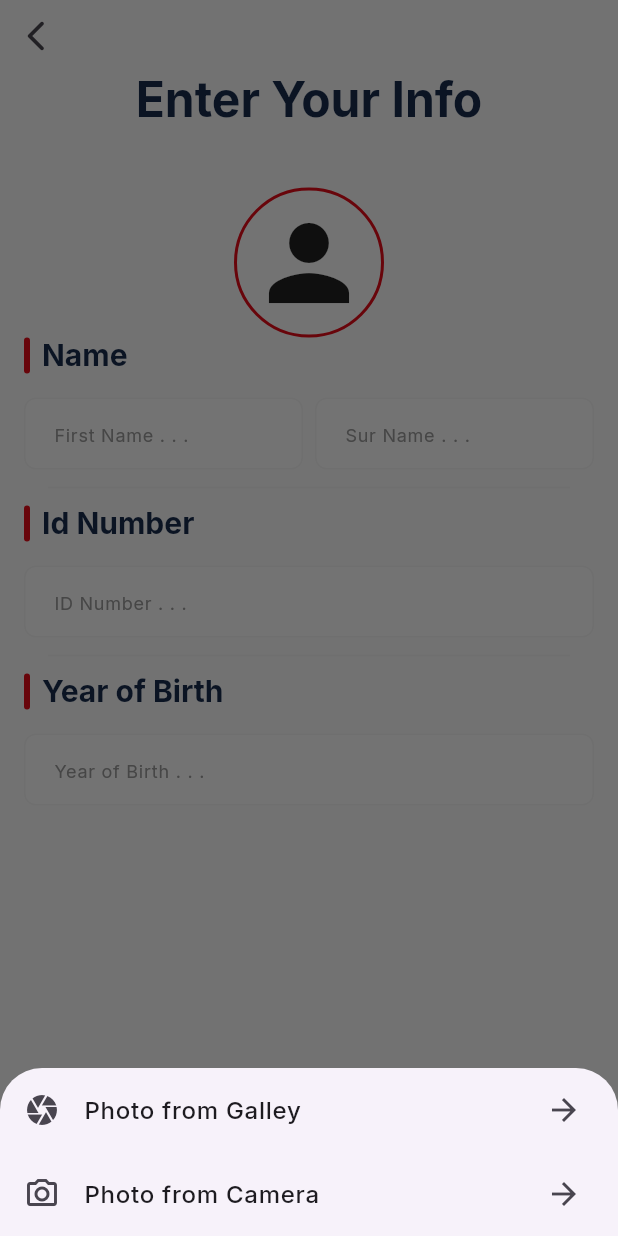
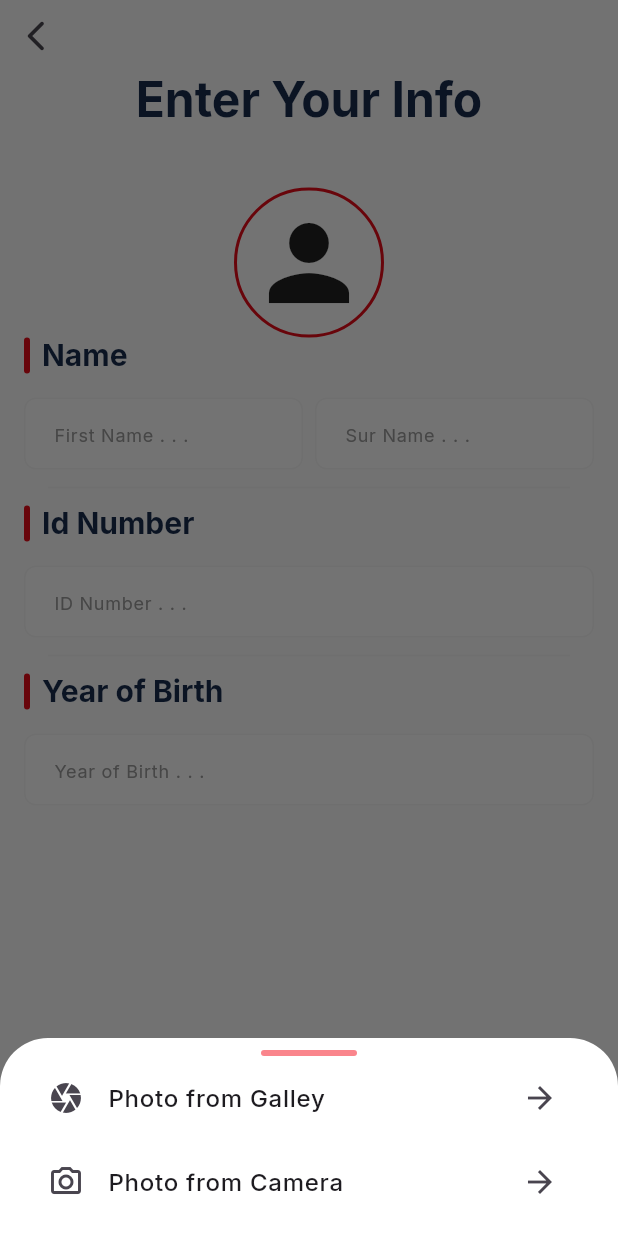
Before and after one commit to aymer-prime/gelirx, a Flutter app: the MasterInfoPage widget shown alone on an empty page, opened directly with empty values, after a tap on the "person" icon, on a phone screen of 412 x 824 dp. Run offline on Flutter 3.47's test engine with Material 3 defaults, Android fonts, the phone set to English and light mode, and no system bars; our stand-ins replace auto_route, bloc, cached_network_image, connectivity_plus, dartz, dio and 21 more; missing offline and left inert: flutter_facebook_auth, flutter_map_cancellable_tile_provider; accounts and stored records are empty; network calls fail; statements that could not run were skipped.

Commit message:
structure update: - rename login to auth. implementing image picker to add user image.

```diff
--- a/lib/app/navigation/app_router.dart
+++ b/lib/app/navigation/app_router.dart
@@ -2,12 +2,10 @@ import 'package:auto_route/auto_route.dart';
 import 'package:flutter/Material.dart';
 import 'package:gelirx/features/home/presentation/pages/services_page.dart';
 import 'package:gelirx/features/home/presentation/pages/home_page.dart';
-import 'package:gelirx/features/login/presentation/pages/auth_page.dart';
+import 'package:gelirx/features/auth/presentation/pages/auth_page.dart';
 import 'package:gelirx/features/main/presentation/page/main_page.dart';
 import 'package:gelirx/features/onboarding/presentation/onboarding_page.dart';
 import 'package:gelirx/features/splash/splash_screen.dart';
-
-import '../../features/login/presentation/pages/auth_pageview_pages/login_page.dart';
 
 part 'app_router.gr.dart';
 
--- a/lib/features/login/domain/i_auth_repository.dart
+++ b/lib/features/auth/domain/i_auth_repository.dart
@@ -1,5 +1,4 @@
 import 'dart:async';
-import 'dart:ffi';
 import 'package:dartz/dartz.dart';
 import 'package:gelirx/app/network/api_exception.dart';
 
--- a/lib/features/login/presentation/pages/auth_pageview_pages/login_page.dart
+++ b/lib/features/auth/presentation/pages/auth_pageview_pages/login_page.dart
@@ -8,8 +8,8 @@ import 'package:gelirx/app/utils/resources/color_manager.dart';
 import 'package:gelirx/app/utils/resources/enums.dart';
 import 'package:gelirx/app/utils/resources/strings_manager.dart';
 import 'package:gelirx/app/utils/resources/styles_manager.dart';
-import 'package:gelirx/features/login/presentation/bloc/login_bloc.dart';
-import 'package:gelirx/features/login/presentation/widgets/social_login_button.dart';
+import 'package:gelirx/features/auth/presentation/bloc/auth_bloc.dart';
+import 'package:gelirx/features/auth/presentation/widgets/social_login_button.dart';
 import 'package:intl_phone_field/country_picker_dialog.dart';
 import 'package:intl_phone_field/intl_phone_field.dart';
 import '../../../../../../app/utils/resources/font_manager.dart';
--- a/lib/features/login/presentation/pages/auth_pageview_pages/master_info_page.dart
+++ b/lib/features/auth/presentation/pages/auth_pageview_pages/master_info_page.dart
@@ -134,9 +134,33 @@ class MasterInfoPage extends StatelessWidget {
   _showPicker(BuildContext context) {
     showModalBottomSheet(
       context: context,
-      builder: (context) {
-        return SafeArea(
-            child: Wrap(
+      backgroundColor: ColorManager.white,
+      shape: const RoundedRectangleBorder(
+        borderRadius: BorderRadius.only(
+          topLeft: Radius.circular(AppSize.s32),
+          topRight: Radius.circular(AppSize.s32),
+        ),
+      ),
+      builder: (context) => Padding(
+        padding: const EdgeInsets.symmetric(
+          horizontal: AppPadding.p16,
+          vertical: AppPadding.p8,
+        ),
+        child: Column(
+          mainAxisSize: MainAxisSize.min,
+          children: [
+            Center(
+              child: Container(
+                height: AppSize.s4,
+                width: AppSize.s64,
+                decoration: BoxDecoration(
+                    color: ColorManager.lightPrimary,
+                    borderRadius: BorderRadius.circular(
+                      AppSize.s4,
+                    )),
+              ),
+            ),
+            Wrap(
               children: [
                 ListTile(
                   leading: const Icon(Icons.camera),
@@ -157,8 +181,10 @@ class MasterInfoPage extends StatelessWidget {
                   },
                 )
               ],
-        ));
-      },
+            ),
+          ],
+        ),
+      ),
     );
   }
 
--- a/lib/features/login/presentation/pages/auth_pageview_pages/user_type_page.dart
+++ b/lib/features/auth/presentation/pages/auth_pageview_pages/user_type_page.dart
@@ -4,8 +4,9 @@ import 'package:gelirx/app/extensions/context.dart';
 import 'package:gelirx/app/utils/resources/assets_manager.dart';
 import 'package:gelirx/app/utils/resources/strings_manager.dart';
 import 'package:gelirx/app/utils/resources/values_manager.dart';
-import 'package:gelirx/features/login/presentation/bloc/login_bloc.dart';
-import 'package:gelirx/features/login/presentation/widgets/user_type_widget.dart';
+import 'package:gelirx/features/Auth/presentation/bloc/auth_bloc.dart';
+import 'package:gelirx/features/auth/presentation/widgets/user_type_widget.dart';
+
 import 'package:gelirx/features/shared/widgets/card_label_widget.dart';
 
 class UserTypePage extends StatelessWidget {
--- a/lib/main.dart
+++ b/lib/main.dart
@@ -8,7 +8,7 @@ import 'package:gelirx/features/home/presentation/bloc/home_bloc.dart';
 import 'package:loggy/loggy.dart';
 import 'package:shared_preferences/shared_preferences.dart';
 
-import 'features/login/presentation/bloc/login_bloc.dart';
+import 'features/auth/presentation/bloc/auth_bloc.dart';
 
 void main() async {
   WidgetsFlutterBinding.ensureInitialized();
```
Also changed, not shown: lib/features/auth/presentation/bloc/auth_bloc.dart (renamed from lib/features/login/presentation/bloc/login_bloc.dart, +10 -8 lines), lib/features/auth/presentation/bloc/auth_event.dart (renamed from lib/features/login/presentation/bloc/login_event.dart, +6 -6 lines), lib/features/auth/presentation/bloc/auth_state.dart (added, +30 -0 lines), lib/features/auth/presentation/pages/auth_page.dart (renamed from lib/features/login/presentation/pages/auth_page.dart, +6 -6 lines), lib/features/login/presentation/bloc/login_state.dart (deleted, +0 -22 lines), lib/app/injector/injection.config.dart, lib/features/auth/data/auth_repository.dart (renamed from lib/features/login/data/auth_repository.dart), lib/features/auth/domain/entities/user_entity.dart (renamed from lib/features/login/domain/entities/user_entity.dart), lib/features/auth/domain/usecases/sign_in_with_social_media.dart (renamed from lib/features/login/domain/usecases/sign_in_with_social_media.dart), lib/features/auth/presentation/bloc/auth_bloc.freezed.dart, lib/features/auth/presentation/widgets/social_login_button.dart (renamed from lib/features/login/presentation/widgets/social_login_button.dart), lib/features/auth/presentation/widgets/user_type_widget.dart (renamed from lib/features/login/presentation/widgets/user_type_widget.dart). Lines whose indentation alone changed are shown as unchanged.
